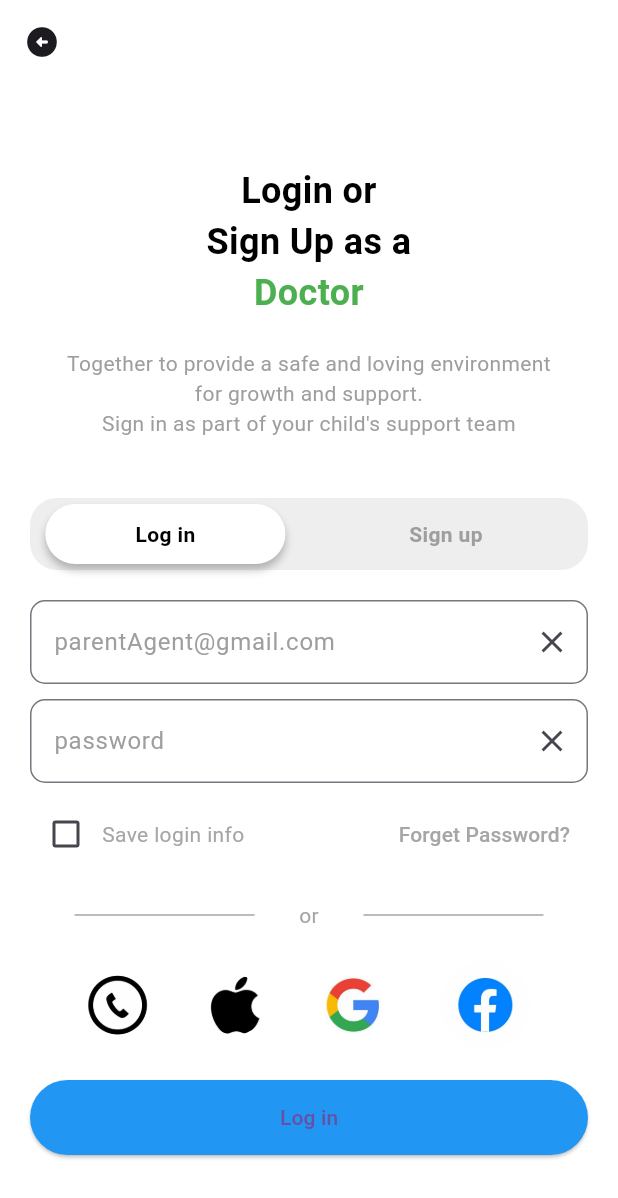
After one commit to anasmohamed13/graduation_project, a Flutter app: the LoginPage screen opened directly, on a phone screen of 412 x 824 dp. The commit adds this screen. Shown: the top 1198 px of the screen. Run offline on Flutter 3.47's test engine with Material 3 defaults, Android fonts, the phone set to English and light mode, and no system bars.

Commit message:
finish design login page for doctor and parent

```diff
--- a/lib/main.dart
+++ b/lib/main.dart
@@ -1,5 +1,8 @@
 import 'package:flutter/material.dart';
 import 'package:garduationproject/ui/screen/sign/hello/hello_page.dart';
+import 'package:garduationproject/ui/screen/sign/login/doctor/doctor_login.dart';
+import 'package:garduationproject/ui/screen/sign/login/parent/parent_login.dart';
+import 'package:garduationproject/ui/screen/sign/login/patient/patient_login.dart';
 import 'package:garduationproject/ui/screen/splash/splash.dart';
 
 void main() {
@@ -17,6 +20,9 @@ class GatoApp extends StatelessWidget {
       routes: {
         Splash.routeName: (context) => const Splash(),
         HelloPage.routeName: (context) => const HelloPage(),
+        ParentLogin.routName: (context) => const ParentLogin(),
+        DoctorLogin.routName: (context) => const DoctorLogin(),
+        PatientLogin.routName: (context) => const PatientLogin(),
       },
     );
   }
--- a/lib/ui/screen/sign/hello/select_user.dart
+++ b/lib/ui/screen/sign/hello/select_user.dart
@@ -1,6 +1,9 @@
 // ignore_for_file: avoid_unnecessary_containers
 
 import 'package:flutter/material.dart';
+import 'package:garduationproject/ui/screen/sign/login/doctor/doctor_login.dart';
+import 'package:garduationproject/ui/screen/sign/login/parent/parent_login.dart';
+import 'package:garduationproject/ui/screen/sign/login/patient/patient_login.dart';
 import 'package:garduationproject/ui/util/app_assets.dart';
 import 'package:garduationproject/ui/widget/user_label.dart';
 
@@ -29,9 +32,17 @@ class SelectUser extends StatelessWidget {
               Row(
                 mainAxisAlignment: MainAxisAlignment.center,
                 children: [
-                  UserLabel(image: AppAssets.patient, title: 'chiled'),
+                  InkWell(
+                    onTap: () =>
+                        Navigator.pushNamed(context, PatientLogin.routName),
+                    child: UserLabel(image: AppAssets.patient, title: 'chiled'),
+                  ),
                   const SizedBox(width: 10),
-                  UserLabel(image: AppAssets.patient, title: 'parent'),
+                  InkWell(
+                    onTap: () =>
+                        Navigator.pushNamed(context, ParentLogin.routName),
+                    child: UserLabel(image: AppAssets.parent, title: 'parent'),
+                  ),
                 ],
               ),
               const SizedBox(
@@ -40,7 +51,11 @@ class SelectUser extends StatelessWidget {
               Row(
                 mainAxisAlignment: MainAxisAlignment.center,
                 children: [
-                  UserLabel(image: AppAssets.patient, title: 'Doctor'),
+                  InkWell(
+                      onTap: () =>
+                          Navigator.pushNamed(context, DoctorLogin.routName),
+                      child:
+                          UserLabel(image: AppAssets.doctor, title: 'Doctor')),
                 ],
               ),
             ],
--- /dev/null
+++ b/lib/ui/screen/sign/login/doctor/doctor_login.dart
@@ -0,0 +1,15 @@
+import 'package:flutter/material.dart';
+import 'package:garduationproject/ui/screen/sign/login/login_page.dart';
+
+class DoctorLogin extends StatelessWidget {
+  static const String routName = 'Doctor';
+  const DoctorLogin({super.key});
+
+  @override
+  Widget build(BuildContext context) {
+    return const LoginPage(
+      user: 'Doctor',
+      color: Colors.green,
+    );
+  }
+}
--- /dev/null
+++ b/lib/ui/screen/sign/login/login_page.dart
@@ -0,0 +1,179 @@
+import 'package:flutter/material.dart';
+import 'package:garduationproject/ui/widget/choosing_login.dart';
+import 'package:garduationproject/ui/widget/login_tabs.dart';
+
+class LoginPage extends StatefulWidget {
+  final String user;
+  final Color color;
+
+  const LoginPage({super.key, required this.user, required this.color});
+
+  @override
+  // ignore: library_private_types_in_public_api
+  _LoginPageState createState() => _LoginPageState();
+}
+
+class _LoginPageState extends State<LoginPage> {
+  bool isLogin = true;
+
+  void toggleLoginSignUp(bool isLoginSelected) {
+    setState(() {
+      isLogin = isLoginSelected;
+    });
+  }
+
+  @override
+  Widget build(BuildContext context) {
+    return Scaffold(
+      appBar: AppBar(
+        backgroundColor: Colors.transparent,
+        leading: IconButton(
+            onPressed: () {
+              Navigator.pop(context);
+            },
+            icon: const Icon(Icons.arrow_circle_left_rounded)),
+      ),
+      backgroundColor: Colors.white,
+      body: SafeArea(
+        child: Padding(
+          padding: const EdgeInsets.symmetric(horizontal: 20.0),
+          child: Column(
+            mainAxisAlignment: MainAxisAlignment.center,
+            children: [
+              const Text(
+                'Login or \nSign Up as a',
+                style: TextStyle(
+                  color: Colors.black,
+                  fontSize: 24,
+                  fontWeight: FontWeight.bold,
+                ),
+                textAlign: TextAlign.center,
+              ),
+              Text(
+                widget.user,
+                style: TextStyle(
+                    color: widget.color,
+                    fontSize: 24,
+                    fontWeight: FontWeight.bold),
+                textAlign: TextAlign.center,
+              ),
+              const SizedBox(height: 20),
+              const Text(
+                'Together to provide a safe and loving environment\nfor growth and support.\nSign in as part of your child\'s support team',
+                style: TextStyle(
+                  color: Colors.grey,
+                  fontSize: 14,
+                ),
+                textAlign: TextAlign.center,
+              ),
+              const SizedBox(height: 40),
+              LoginTabs(
+                isLogin: isLogin,
+                onToggle: toggleLoginSignUp,
+              ),
+              const SizedBox(height: 20),
+              TextField(
+                decoration: InputDecoration(
+                  hintText: 'parentAgent@gmail.com',
+                  hintStyle: const TextStyle(color: Colors.grey),
+                  suffixIcon: const Icon(Icons.close),
+                  border: OutlineInputBorder(
+                    borderRadius: BorderRadius.circular(10),
+                  ),
+                ),
+              ),
+              const SizedBox(height: 10),
+              TextField(
+                decoration: InputDecoration(
+                  hintText: 'password',
+                  hintStyle: const TextStyle(color: Colors.grey),
+                  suffixIcon: const Icon(Icons.close),
+                  border: OutlineInputBorder(
+                    borderRadius: BorderRadius.circular(10),
+                  ),
+                ),
+                obscureText: true,
+              ),
+              if (!isLogin) ...[
+                const SizedBox(height: 10),
+                TextField(
+                  decoration: InputDecoration(
+                    hintText: 'Phone Number',
+                    hintStyle: const TextStyle(color: Colors.grey),
+                    suffixIcon: const Icon(Icons.close),
+                    border: OutlineInputBorder(
+                      borderRadius: BorderRadius.circular(10),
+                    ),
+                  ),
+                ),
+              ],
+              const SizedBox(height: 10),
+              Row(
+                mainAxisAlignment: MainAxisAlignment.spaceBetween,
+                children: [
+                  Row(
+                    children: [
+                      Checkbox(
+                        hoverColor: const Color(0xffa7a6a6),
+                        value: false,
+                        onChanged: (value) {},
+                      ),
+                      const Text(
+                        'Save login info',
+                        style: TextStyle(
+                          color: Color(0xffa7a6a6),
+                        ),
+                      ),
+                    ],
+                  ),
+                  TextButton(
+                    onPressed: () {},
+                    child: const Text(
+                      'Forget Password?',
+                      style: TextStyle(
+                        color: Color(0xffa7a6a6),
+                      ),
+                    ),
+                  ),
+                ],
+              ),
+              const SizedBox(height: 20),
+              Row(
+                mainAxisAlignment: MainAxisAlignment.spaceEvenly,
+                children: [
+                  Container(
+                    color: const Color(0xffa7a6a6),
+                    height: 1,
+                    width: 120,
+                  ),
+                  const Text(
+                    'or',
+                    style: TextStyle(
+                      color: Color(0xffa7a6a6),
+                    ),
+                  ),
+                  Container(
+                    color: const Color(0xffa7a6a6),
+                    height: 1,
+                    width: 120,
+                  ),
+                ],
+              ),
+              const SizedBox(height: 20),
+              const ChoosingLogin(),
+              const SizedBox(height: 20),
+              ElevatedButton(
+                onPressed: () {},
+                style: ElevatedButton.styleFrom(
+                  backgroundColor: Colors.blue,
+                  minimumSize: const Size.fromHeight(50),
+                ),
+                child: Text(isLogin ? 'Log in' : 'Sign up'),
+              ),
+            ],
+          ),
+        ),
+      ),
+    );
+  }
+}
--- /dev/null
+++ b/lib/ui/screen/sign/login/parent/parent_login.dart
@@ -0,0 +1,15 @@
+import 'package:flutter/material.dart';
+import 'package:garduationproject/ui/screen/sign/login/login_page.dart';
+
+class ParentLogin extends StatelessWidget {
+  static const String routName = 'ParentLogin';
+  const ParentLogin({super.key});
+
+  @override
+  Widget build(BuildContext context) {
+    return const LoginPage(
+      user: 'parent',
+      color: Color(0xff5c7ad4),
+    );
+  }
+}
--- /dev/null
+++ b/lib/ui/screen/sign/login/patient/patient_login.dart
@@ -0,0 +1,15 @@
+import 'package:flutter/material.dart';
+import 'package:garduationproject/ui/screen/sign/login/login_page.dart';
+
+class PatientLogin extends StatelessWidget {
+  static const String routName = 'patient';
+  const PatientLogin({super.key});
+
+  @override
+  Widget build(BuildContext context) {
+    return const LoginPage(
+      user: 'child',
+      color: Color(0xff000001),
+    );
+  }
+}
--- a/lib/ui/util/app_assets.dart
+++ b/lib/ui/util/app_assets.dart
@@ -7,4 +7,8 @@ abstract class AppAssets {
   static const String patient = 'assets/patient.png';
   static const String parent = 'assets/parent.png';
   static const String doctor = 'assets/doctor.png';
+  static const String phone = 'assets/phone.png';
+  static const String gmail = 'assets/gmail.png';
+  static const String facebook = 'assets/facebook.jpg';
+  static const String appleID = 'assets/AppleID.png';
 }
--- /dev/null
+++ b/lib/ui/widget/choosing_login.dart
@@ -0,0 +1,32 @@
+import 'package:flutter/material.dart';
+import 'package:garduationproject/ui/util/app_assets.dart';
+
+class ChoosingLogin extends StatelessWidget {
+  const ChoosingLogin({super.key});
+
+  @override
+  Widget build(BuildContext context) {
+    return const Row(
+      mainAxisAlignment: MainAxisAlignment.spaceEvenly,
+      children: [
+        CircleAvatar(
+          backgroundColor: Colors.white,
+          backgroundImage: AssetImage(AppAssets.phone),
+        ),
+        CircleAvatar(
+          backgroundColor: Colors.white,
+          backgroundImage: AssetImage(AppAssets.appleID),
+        ),
+        CircleAvatar(
+          backgroundColor: Colors.white,
+          backgroundImage: AssetImage(AppAssets.gmail),
+        ),
+        CircleAvatar(
+          radius: 30,
+          backgroundColor: Colors.white,
+          backgroundImage: AssetImage(AppAssets.facebook),
+        ),
+      ],
+    );
+  }
+}
--- /dev/null
+++ b/lib/ui/widget/login_tabs.dart
@@ -0,0 +1,88 @@
+import 'package:flutter/material.dart';
+
+class LoginTabs extends StatelessWidget {
+  final bool isLogin;
+  final Function(bool) onToggle;
+
+  const LoginTabs({
+    super.key,
+    required this.isLogin,
+    required this.onToggle,
+  });
+
+  @override
+  Widget build(BuildContext context) {
+    return Container(
+      width: 400,
+      decoration: BoxDecoration(
+        color: Colors.grey[200],
+        borderRadius: BorderRadius.circular(18),
+      ),
+      padding: const EdgeInsets.all(4),
+      child: Row(
+        mainAxisAlignment: MainAxisAlignment.spaceEvenly,
+        children: [
+          GestureDetector(
+            onTap: () {
+              if (!isLogin) onToggle(true);
+            },
+            child: AnimatedContainer(
+              duration: const Duration(milliseconds: 300),
+              padding: const EdgeInsets.symmetric(vertical: 10, horizontal: 60),
+              decoration: BoxDecoration(
+                color: isLogin ? Colors.white : Colors.grey[200],
+                borderRadius: BorderRadius.circular(30),
+                boxShadow: isLogin
+                    ? [
+                        const BoxShadow(
+                          color: Colors.black26,
+                          offset: Offset(0, 4),
+                          blurRadius: 4,
+                        ),
+                      ]
+                    : [],
+              ),
+              child: Text(
+                'Log in',
+                style: TextStyle(
+                  color: isLogin ? Colors.black : Colors.grey,
+                  fontWeight: FontWeight.bold,
+                ),
+              ),
+            ),
+          ),
+          const SizedBox(width: 10),
+          GestureDetector(
+            onTap: () {
+              if (isLogin) onToggle(false);
+            },
+            child: AnimatedContainer(
+              duration: const Duration(milliseconds: 300),
+              padding: const EdgeInsets.symmetric(vertical: 10, horizontal: 60),
+              decoration: BoxDecoration(
+                color: isLogin ? Colors.grey[200] : Colors.white,
+                borderRadius: BorderRadius.circular(30),
+                boxShadow: !isLogin
+                    ? [
+                        const BoxShadow(
+                          color: Colors.black26,
+                          offset: Offset(0, 4),
+                          blurRadius: 4,
+                        ),
+                      ]
+                    : [],
+              ),
+              child: Text(
+                'Sign up',
+                style: TextStyle(
+                  color: isLogin ? Colors.grey : Colors.black,
+                  fontWeight: FontWeight.bold,
+                ),
+              ),
+            ),
+          ),
+        ],
+      ),
+    );
+  }
+}
--- a/lib/ui/widget/user_label.dart
+++ b/lib/ui/widget/user_label.dart
@@ -9,8 +9,7 @@ class UserLabel extends StatelessWidget {
 
   @override
   Widget build(BuildContext context) {
-    return InkWell(
-      child: Container(
+    return Container(
       decoration: BoxDecoration(
         color: const Color(0xff87a9af),
         borderRadius: BorderRadius.circular(20),
@@ -44,7 +43,6 @@ class UserLabel extends StatelessWidget {
           ),
         ],
       ),
-      ),
     );
   }
 }
```
Also changed, not shown: assets/AppleID.png (added), assets/facebook.jpg (added), assets/gmail.png (added), assets/phone.png (added). Lines whose indentation alone changed are shown as unchanged.
